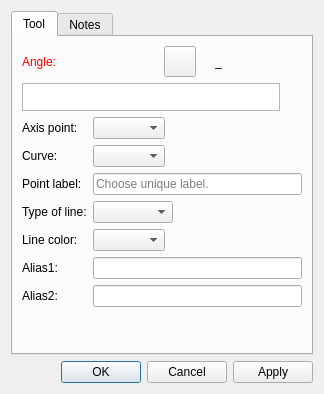
Qt form src/libs/vtools/dialogs/tools/dialogcurveintersectaxis.ui (dismine/valentina) before a commit.
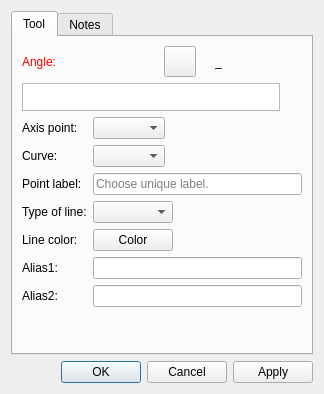
The same form after that commit. Icons and pictures are not drawn. Custom widgets are drawn as their Qt base class.

Commit message: Tool color picker.

What changed in the file:
```diff
--- a/src/libs/vtools/dialogs/tools/dialogcurveintersectaxis.ui
+++ b/src/libs/vtools/dialogs/tools/dialogcurveintersectaxis.ui
@@ -317,9 +317,6 @@
            </property>
           </widget>
          </item>
-         <item row="4" column="1">
-          <widget class="QComboBox" name="comboBoxLineColor"/>
-         </item>
          <item row="5" column="0">
           <widget class="QLabel" name="labelAlias1">
            <property name="text">
@@ -348,6 +345,13 @@
            </property>
           </widget>
          </item>
+         <item row="4" column="1">
+          <widget class="VPE::QtColorPicker" name="pushButtonLineColor">
+           <property name="text">
+            <string>Color</string>
+           </property>
+          </widget>
+         </item>
         </layout>
        </item>
        <item>
@@ -390,6 +394,11 @@
   </layout>
  </widget>
  <customwidgets>
+  <customwidget>
+   <class>VPE::QtColorPicker</class>
+   <extends>QPushButton</extends>
+   <header>../vpropertyexplorer/qtcolorpicker.h</header>
+  </customwidget>
   <customwidget>
    <class>VPlainTextEdit</class>
    <extends>QPlainTextEdit</extends>
```
Left out of the diff: 5 changed lines with no effect on the pictures. The commit also changes 62 other files.
